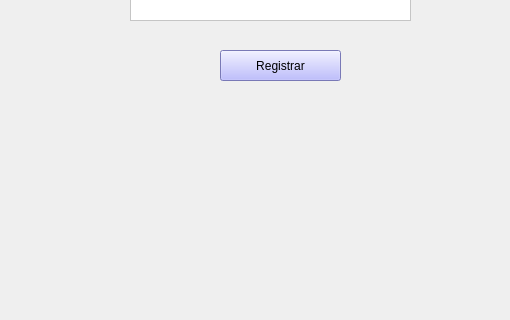
This is crearcuenta.ui in Jazz2016/Interfazjaz as Qt 5 draws it before an edit; both pictures show x 0 to 510 and y 280 to 600 of the 800 by 600 pixel window. The edited form follows.
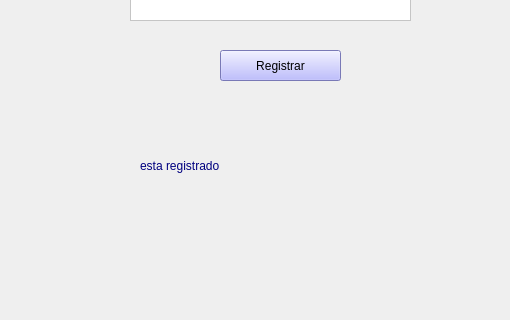
This is the edited form.

```diff
--- a/crearcuenta.ui
+++ b/crearcuenta.ui
@@ -115,6 +115,25 @@
      <string>Registrar</string>
     </property>
    </widget>
+   <widget class="QLabel" name="label_4">
+    <property name="geometry">
+     <rect>
+      <x>140</x>
+      <y>430</y>
+      <width>261</width>
+      <height>31</height>
+     </rect>
+    </property>
+    <property name="styleSheet">
+     <string notr="true">color: rgb(0, 0, 127);</string>
+    </property>
+    <property name="text">
+     <string>esta registrado</string>
+    </property>
+    <property name="textFormat">
+     <enum>Qt::TextFormat::AutoText</enum>
+    </property>
+   </widget>
   </widget>
   <widget class="QMenuBar" name="menubar">
    <property name="geometry">
```
